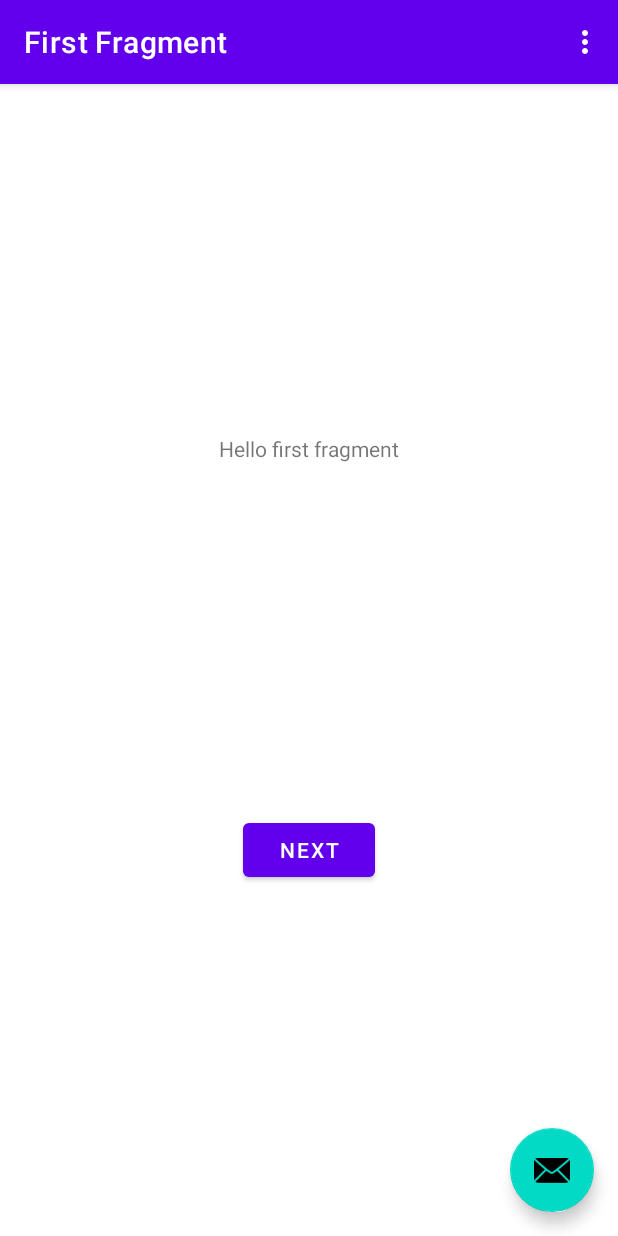
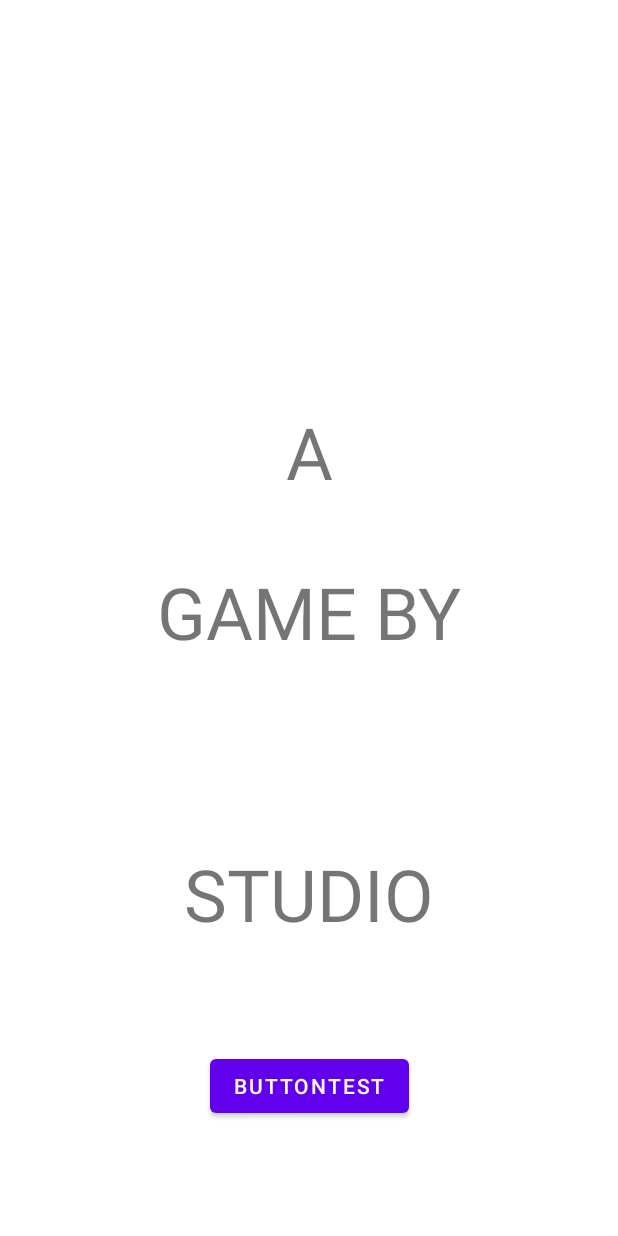
Before and after one commit to zalewskip123/projekt_aplikacji_mobilnej_space_bullet_game, an Android app: the screen it shows after launch (MainActivity), on a phone screen of 412 x 824 dp. Run offline under Robolectric (Android 15) with nearby library versions, the phone set to English and light mode, and no system bars.

Commit message:
Add activity to menu_start

```diff
--- a/app/src/main/java/com/example/space_bullet_game/FirstFragment.java
+++ /dev/null
@@ -1,47 +0,0 @@
-package com.example.space_bullet_game;
-
-import android.os.Bundle;
-import android.view.LayoutInflater;
-import android.view.View;
-import android.view.ViewGroup;
-
-import androidx.annotation.NonNull;
-import androidx.fragment.app.Fragment;
-import androidx.navigation.fragment.NavHostFragment;
-
-import com.example.space_bullet_game.databinding.FragmentFirstBinding;
-
-public class FirstFragment extends Fragment {
-
-    private FragmentFirstBinding binding;
-
-    @Override
-    public View onCreateView(
-            LayoutInflater inflater, ViewGroup container,
-            Bundle savedInstanceState
-    ) {
-
-        binding = FragmentFirstBinding.inflate(inflater, container, false);
-        return binding.getRoot();
-
-    }
-
-    public void onViewCreated(@NonNull View view, Bundle savedInstanceState) {
-        super.onViewCreated(view, savedInstanceState);
-
-        binding.buttonFirst.setOnClickListener(new View.OnClickListener() {
-            @Override
-            public void onClick(View view) {
-                NavHostFragment.findNavController(FirstFragment.this)
-                        .navigate(R.id.action_FirstFragment_to_SecondFragment);
-            }
-        });
-    }
-
-    @Override
-    public void onDestroyView() {
-        super.onDestroyView();
-        binding = null;
-    }
-
-}
--- a/app/src/main/java/com/example/space_bullet_game/MainActivity.java
+++ b/app/src/main/java/com/example/space_bullet_game/MainActivity.java
@@ -1,76 +1,32 @@
 package com.example.space_bullet_game;
 
+import android.content.Intent;
 import android.os.Bundle;
-
-import com.google.android.material.snackbar.Snackbar;
 
 import androidx.appcompat.app.AppCompatActivity;
 
 import android.view.View;
 
-import androidx.navigation.NavController;
-import androidx.navigation.Navigation;
-import androidx.navigation.ui.AppBarConfiguration;
-import androidx.navigation.ui.NavigationUI;
+import android.widget.Button;
 
-import com.example.space_bullet_game.databinding.ActivityMainBinding;
+public class MainActivity extends AppCompatActivity implements View.OnClickListener {
 
-import android.view.Menu;
-import android.view.MenuItem;
-
-public class MainActivity extends AppCompatActivity {
-
-    private AppBarConfiguration appBarConfiguration;
-    private ActivityMainBinding binding;
+    private Button changeStartToMenu;
 
     @Override
     protected void onCreate(Bundle savedInstanceState) {
         super.onCreate(savedInstanceState);
+        setContentView(R.layout.menu_start);
 
-        binding = ActivityMainBinding.inflate(getLayoutInflater());
-        setContentView(binding.getRoot());
-
-        setSupportActionBar(binding.toolbar);
-
-        NavController navController = Navigation.findNavController(this, R.id.nav_host_fragment_content_main);
-        appBarConfiguration = new AppBarConfiguration.Builder(navController.getGraph()).build();
-        NavigationUI.setupActionBarWithNavController(this, navController, appBarConfiguration);
-
-        binding.fab.setOnClickListener(new View.OnClickListener() {
-            @Override
-            public void onClick(View view) {
-                Snackbar.make(view, "Replace with your own action", Snackbar.LENGTH_LONG)
-                        .setAction("Action", null).show();
-            }
-        });
+        changeStartToMenu = (Button) findViewById(R.id.button20);
+        changeStartToMenu.setOnClickListener(this);
     }
 
     @Override
-    public boolean onCreateOptionsMenu(Menu menu) {
-        // Inflate the menu; this adds items to the action bar if it is present.
-        getMenuInflater().inflate(R.menu.menu_main, menu);
-        return true;
-    }
-
-    @Override
-    public boolean onOptionsItemSelected(MenuItem item) {
-        // Handle action bar item clicks here. The action bar will
-        // automatically handle clicks on the Home/Up button, so long
-        // as you specify a parent activity in AndroidManifest.xml.
-        int id = item.getItemId();
-
-        //noinspection SimplifiableIfStatement
-        if (id == R.id.action_settings) {
-            return true;
+    public void onClick(View v) {
+        if (v.getId() == changeStartToMenu.getId()) {
+            Intent intent = new Intent(this, Menu_main.class);
+            startActivity(intent);
         }
-
-        return super.onOptionsItemSelected(item);
-    }
-
-    @Override
-    public boolean onSupportNavigateUp() {
-        NavController navController = Navigation.findNavController(this, R.id.nav_host_fragment_content_main);
-        return NavigationUI.navigateUp(navController, appBarConfiguration)
-                || super.onSupportNavigateUp();
     }
 }
--- a/app/src/main/res/layout/activity_main.xml
+++ /dev/null
@@ -1,34 +0,0 @@
-<?xml version="1.0" encoding="utf-8"?>
-<androidx.coordinatorlayout.widget.CoordinatorLayout xmlns:android="http://schemas.android.com/apk/res/android"
-    xmlns:app="http://schemas.android.com/apk/res-auto"
-    xmlns:tools="http://schemas.android.com/tools"
-    android:layout_width="match_parent"
-    android:layout_height="match_parent"
-    tools:context=".MainActivity">
-
-    <com.google.android.material.appbar.AppBarLayout
-        android:layout_width="match_parent"
-        android:layout_height="wrap_content"
-        android:theme="@style/Theme.Space_bullet_game.AppBarOverlay">
-
-        <androidx.appcompat.widget.Toolbar
-            android:id="@+id/toolbar"
-            android:layout_width="match_parent"
-            android:layout_height="?attr/actionBarSize"
-            android:background="?attr/colorPrimary"
-            app:popupTheme="@style/Theme.Space_bullet_game.PopupOverlay" />
-
-    </com.google.android.material.appbar.AppBarLayout>
-
-    <include layout="@layout/content_main" />
-
-    <com.google.android.material.floatingactionbutton.FloatingActionButton
-        android:id="@+id/fab"
-        android:layout_width="wrap_content"
-        android:layout_height="wrap_content"
-        android:layout_gravity="bottom|end"
-        android:layout_marginEnd="@dimen/fab_margin"
-        android:layout_marginBottom="16dp"
-        app:srcCompat="@android:drawable/ic_dialog_email" />
-
-</androidx.coordinatorlayout.widget.CoordinatorLayout>
--- a/app/src/main/res/layout/content_main.xml
+++ /dev/null
@@ -1,19 +0,0 @@
-<?xml version="1.0" encoding="utf-8"?>
-<androidx.constraintlayout.widget.ConstraintLayout xmlns:android="http://schemas.android.com/apk/res/android"
-    xmlns:app="http://schemas.android.com/apk/res-auto"
-    android:layout_width="match_parent"
-    android:layout_height="match_parent"
-    app:layout_behavior="@string/appbar_scrolling_view_behavior">
-
-    <fragment
-        android:id="@+id/nav_host_fragment_content_main"
-        android:name="androidx.navigation.fragment.NavHostFragment"
-        android:layout_width="0dp"
-        android:layout_height="0dp"
-        app:defaultNavHost="true"
-        app:layout_constraintBottom_toBottomOf="parent"
-        app:layout_constraintEnd_toEndOf="parent"
-        app:layout_constraintStart_toStartOf="parent"
-        app:layout_constraintTop_toTopOf="parent"
-        app:navGraph="@navigation/nav_graph" />
-</androidx.constraintlayout.widget.ConstraintLayout>
--- a/app/src/main/res/layout/fragment_first.xml
+++ /dev/null
@@ -1,28 +0,0 @@
-<?xml version="1.0" encoding="utf-8"?>
-<androidx.constraintlayout.widget.ConstraintLayout xmlns:android="http://schemas.android.com/apk/res/android"
-    xmlns:app="http://schemas.android.com/apk/res-auto"
-    xmlns:tools="http://schemas.android.com/tools"
-    android:layout_width="match_parent"
-    android:layout_height="match_parent"
-    tools:context=".FirstFragment">
-
-    <TextView
-        android:id="@+id/textview_first"
-        android:layout_width="wrap_content"
-        android:layout_height="wrap_content"
-        android:text="@string/hello_first_fragment"
-        app:layout_constraintBottom_toTopOf="@id/button_first"
-        app:layout_constraintEnd_toEndOf="parent"
-        app:layout_constraintStart_toStartOf="parent"
-        app:layout_constraintTop_toTopOf="parent" />
-
-    <Button
-        android:id="@+id/button_first"
-        android:layout_width="wrap_content"
-        android:layout_height="wrap_content"
-        android:text="@string/next"
-        app:layout_constraintBottom_toBottomOf="parent"
-        app:layout_constraintEnd_toEndOf="parent"
-        app:layout_constraintStart_toStartOf="parent"
-        app:layout_constraintTop_toBottomOf="@id/textview_first" />
-</androidx.constraintlayout.widget.ConstraintLayout>
--- a/app/src/main/res/layout/menu_start.xml
+++ b/app/src/main/res/layout/menu_start.xml
@@ -9,34 +9,54 @@
         android:id="@+id/textView"
         android:layout_width="wrap_content"
         android:layout_height="wrap_content"
+        android:layout_marginBottom="42dp"
         android:text="A"
         android:textSize="48sp"
-        tools:layout_editor_absoluteX="190dp"
-        tools:layout_editor_absoluteY="47dp" />
+        app:layout_constraintBottom_toTopOf="@+id/textView2"
+        app:layout_constraintEnd_toEndOf="parent"
+        app:layout_constraintStart_toStartOf="parent"
+        app:layout_constraintTop_toTopOf="parent"
+        app:layout_constraintVertical_bias="1.0" />
 
     <TextView
         android:id="@+id/textView2"
         android:layout_width="wrap_content"
         android:layout_height="wrap_content"
+        android:layout_marginBottom="55dp"
         android:text="GAME BY"
         android:textSize="48sp"
-        tools:layout_editor_absoluteX="104dp"
-        tools:layout_editor_absoluteY="153dp" />
+        app:layout_constraintBottom_toTopOf="@+id/imageView"
+        app:layout_constraintEnd_toEndOf="parent"
+        app:layout_constraintStart_toStartOf="parent" />
 
     <TextView
         android:id="@+id/textView4"
         android:layout_width="wrap_content"
         android:layout_height="wrap_content"
+        android:layout_marginBottom="72dp"
         android:text="STUDIO"
         android:textSize="48sp"
-        tools:layout_editor_absoluteX="122dp"
-        tools:layout_editor_absoluteY="468dp" />
+        app:layout_constraintBottom_toTopOf="@+id/button20"
+        app:layout_constraintEnd_toEndOf="parent"
+        app:layout_constraintStart_toStartOf="parent" />
 
     <ImageView
         android:id="@+id/imageView"
         android:layout_width="wrap_content"
         android:layout_height="wrap_content"
-        tools:layout_editor_absoluteX="141dp"
-        tools:layout_editor_absoluteY="272dp"
+        android:layout_marginBottom="68dp"
+        app:layout_constraintBottom_toTopOf="@+id/textView4"
+        app:layout_constraintEnd_toEndOf="parent"
+        app:layout_constraintStart_toStartOf="parent"
         tools:srcCompat="@tools:sample/avatars" />
+
+    <Button
+        android:id="@+id/button20"
+        android:layout_width="wrap_content"
+        android:layout_height="wrap_content"
+        android:layout_marginBottom="76dp"
+        android:text="Buttontest"
+        app:layout_constraintBottom_toBottomOf="parent"
+        app:layout_constraintEnd_toEndOf="parent"
+        app:layout_constraintStart_toStartOf="parent" />
 </androidx.constraintlayout.widget.ConstraintLayout>
```
Also changed, not shown: app/src/main/AndroidManifest.xml (+7 -0 lines), app/src/main/java/com/example/space_bullet_game/Menu_main.java (added, +14 -0 lines), app/src/main/java/com/example/space_bullet_game/SecondFragment.java (deleted, +0 -47 lines), app/src/main/res/layout/fragment_second.xml (deleted, +0 -27 lines).
